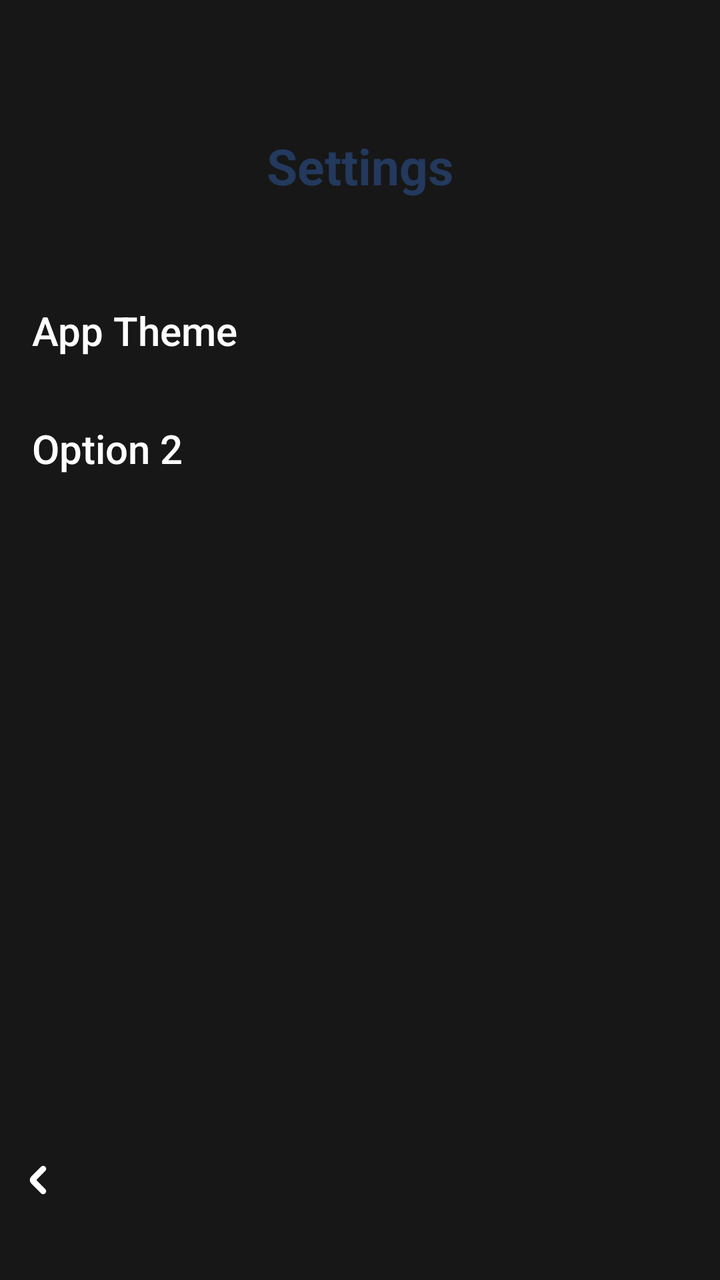
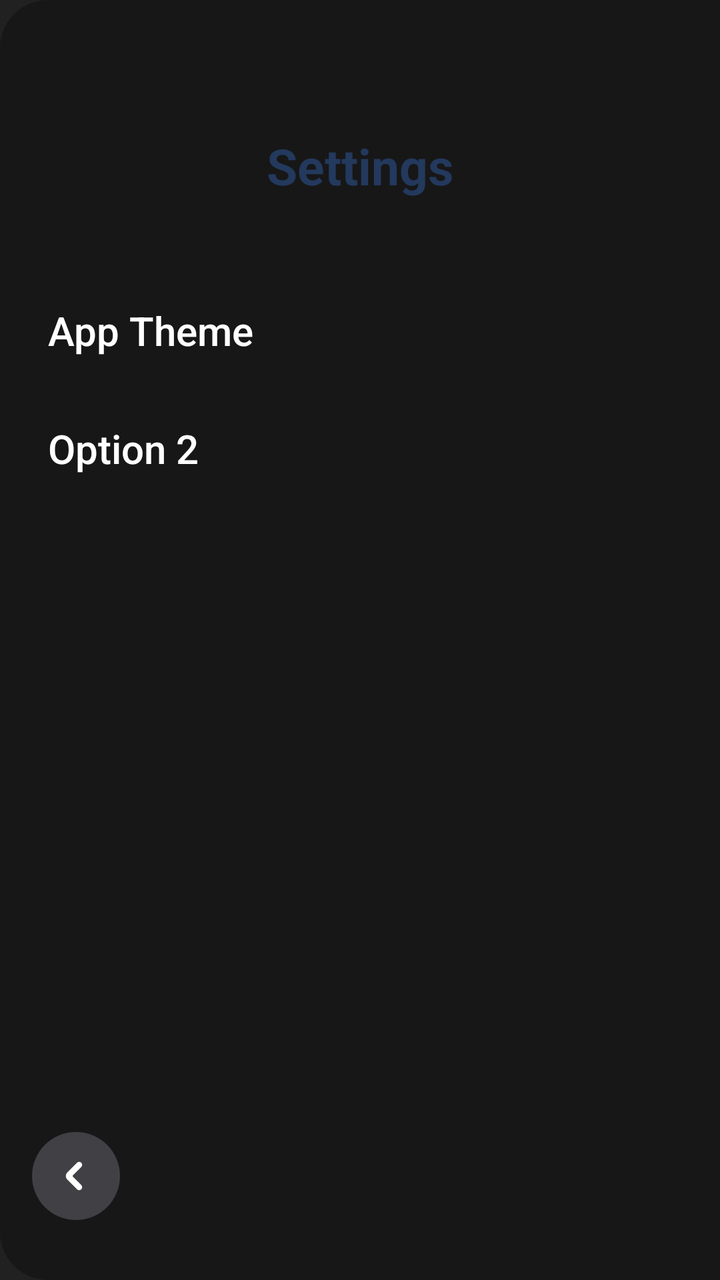

An Android layout rendered at two revisions. The XML below is the earlier revision; the diff shows what the commit changed to produce the second picture.
<!-- AndroidManifest.xml: application theme Theme.GymBro -->
<!-- res/layout/settings.xml -->
<?xml version="1.0" encoding="utf-8"?>
<LinearLayout xmlns:android="http://schemas.android.com/apk/res/android"
    android:id="@+id/settings"
    android:layout_width="match_parent"
    android:layout_height="match_parent"
    android:layout_gravity="end"
    android:orientation="vertical"
    android:background="@color/darkGrey">

    
    <View
        android:layout_width="match_parent"
        android:layout_height="50dp"/>

    <TextView
        android:id="@+id/menu_title"
        style="@style/ProfileMenuTitleStyle"
        android:gravity="center"
        android:text="@string/settings"/>

    <View
        android:layout_width="match_parent"
        android:layout_height="20dp"
        android:background="@color/darkGrey"/>

    

    <Button
        android:id="@+id/settings_option_1"
        style="@style/ProfileMenuItemStyle"
        android:text="App Theme"/>

    <Button
        android:id="@+id/settings_option_2"
        style="@style/ProfileMenuItemStyle"
        android:text="Option 2"/>



    
    <View
        android:layout_width="match_parent"
        android:layout_height="0dp"
        android:layout_weight="1" />

    <ImageButton
        android:id="@+id/backmenuButton"
        android:layout_width="40dp"
        android:layout_height="40dp"
        android:scaleType="centerInside"
        android:padding="8dp"
        android:background="@android:color/transparent"
        android:src="@drawable/back_arrow_icon"/>

    
    <View
        android:layout_width="match_parent"
        android:layout_height="30dp"
        android:background="@color/darkGrey"/>

</LinearLayout>
<!-- resources referenced by this layout -->
<resources>
  <color name="darkGrey">#171717</color>
  <!-- drawable back_arrow_icon (drawable) -->
  <vector xmlns:android="http://schemas.android.com/apk/res/android" android:height="48dp" android:viewportHeight="24" android:viewportWidth="24" android:width="48dp">
        
      <path android:fillColor="#ffffff" android:pathData="M14.289,5.707C13.899,5.317 13.266,5.317 12.875,5.707L7.988,10.599C7.207,11.38 7.208,12.646 7.988,13.427L12.879,18.317C13.269,18.708 13.902,18.708 14.293,18.317C14.684,17.927 14.684,17.294 14.293,16.903L10.107,12.717C9.717,12.327 9.717,11.694 10.107,11.303L14.289,7.121C14.68,6.731 14.68,6.098 14.289,5.707Z" android:strokeColor="#ffffff" android:strokeWidth="1"/>
      
  </vector>
  <string name="settings">Settings</string>
  <style name="ProfileMenuItemStyle">
          <item name="android:layout_width">match_parent</item>
          <item name="android:layout_height">wrap_content</item>
          <item name="android:gravity">start</item>
          <item name="android:background">@android:color/transparent</item>
          <item name="android:textAllCaps">false</item>
          <item name="android:textStyle">normal</item>
          <item name="android:textColor">@color/white</item>
          <item name="android:padding">16dp</item>
          <item name="android:textSize">20sp</item>
      </style>
  <style name="ProfileMenuTitleStyle">
          <item name="android:layout_width">match_parent</item>
          <item name="android:layout_height">wrap_content</item>
          <item name="android:textStyle">bold</item>
          <item name="android:textColor">@color/lightBlue</item>
          <item name="android:padding">16dp</item>
          <item name="android:textSize">25sp</item>
      </style>
  <style name="Theme.GymBro" parent="android:Theme.Material.Light.NoActionBar" />
  <color name="white">#FFFFFF</color>
  <color name="lightBlue">#23395d</color>
</resources>

<!-- the commit's change to res/layout/settings.xml (unified diff, before → after) -->
@@ -5,7 +5,7 @@
     android:layout_height="match_parent"
     android:layout_gravity="end"
     android:orientation="vertical"
-    android:background="@color/darkGrey">
+    android:background="@drawable/drawer_background">
 
     
     <View
@@ -20,8 +20,7 @@
 
     <View
         android:layout_width="match_parent"
-        android:layout_height="20dp"
-        android:background="@color/darkGrey"/>
+        android:layout_height="20dp"/>
 
     
 
@@ -45,17 +44,14 @@
 
     <ImageButton
         android:id="@+id/backmenuButton"
-        android:layout_width="40dp"
-        android:layout_height="40dp"
-        android:scaleType="centerInside"
-        android:padding="8dp"
-        android:background="@android:color/transparent"
+        style="@style/RoundIconButtonStyle"
+        android:layout_marginStart="16dp"
+        android:contentDescription="@string/back"
         android:src="@drawable/back_arrow_icon"/>
 
     
     <View
         android:layout_width="match_parent"
-        android:layout_height="30dp"
-        android:background="@color/darkGrey"/>
+        android:layout_height="30dp"/>
 
 </LinearLayout>
<!-- resource entries referenced after the edit -->
@@ -1,18 +1,46 @@
 <!-- resources referenced by this layout -->
 <resources>
   <color name="darkGrey">#171717</color>
+  <!-- drawable menu_item_background (drawable) -->
+  <?xml version="1.0" encoding="utf-8"?>
+  <ripple xmlns:android="http://schemas.android.com/apk/res/android"
+      android:color="#33FFFFFF">
+  
+      <item android:id="@android:id/mask">
+          <shape android:shape="rectangle">
+              <solid android:color="@color/white"/>
+              <corners android:radius="12dp"/>
+          </shape>
+      </item>
+  
+  </ripple>
   <!-- drawable back_arrow_icon (drawable) -->
   <vector xmlns:android="http://schemas.android.com/apk/res/android" android:height="48dp" android:viewportHeight="24" android:viewportWidth="24" android:width="48dp">
         
       <path android:fillColor="#ffffff" android:pathData="M14.289,5.707C13.899,5.317 13.266,5.317 12.875,5.707L7.988,10.599C7.207,11.38 7.208,12.646 7.988,13.427L12.879,18.317C13.269,18.708 13.902,18.708 14.293,18.317C14.684,17.927 14.684,17.294 14.293,16.903L10.107,12.717C9.717,12.327 9.717,11.694 10.107,11.303L14.289,7.121C14.68,6.731 14.68,6.098 14.289,5.707Z" android:strokeColor="#ffffff" android:strokeWidth="1"/>
       
   </vector>
+  <!-- drawable drawer_background (drawable) -->
+  <?xml version="1.0" encoding="utf-8"?>
+  <shape xmlns:android="http://schemas.android.com/apk/res/android"
+      android:shape="rectangle">
+  
+      <solid android:color="@color/darkGrey"/>
+      <corners
+          android:topLeftRadius="24dp"
+          android:bottomLeftRadius="24dp"/>
+  
+  </shape>
+  <string name="back">Back</string>
   <string name="settings">Settings</string>
   <style name="ProfileMenuItemStyle">
           <item name="android:layout_width">match_parent</item>
           <item name="android:layout_height">wrap_content</item>
+          <item name="android:layout_marginStart">8dp</item>
+          <item name="android:layout_marginEnd">8dp</item>
           <item name="android:gravity">start</item>
-          <item name="android:background">@android:color/transparent</item>
+          <item name="android:background">@drawable/menu_item_background</item>
+          <item name="android:stateListAnimator">@null</item>
           <item name="android:textAllCaps">false</item>
           <item name="android:textStyle">normal</item>
           <item name="android:textColor">@color/white</item>
@@ -27,8 +55,32 @@
           <item name="android:padding">16dp</item>
           <item name="android:textSize">25sp</item>
       </style>
-  <style name="Theme.GymBro" parent="android:Theme.Material.Light.NoActionBar" />
+  <style name="RoundIconButtonStyle">
+          <item name="android:layout_width">44dp</item>
+          <item name="android:layout_height">44dp</item>
+          <item name="android:padding">10dp</item>
+          <item name="android:scaleType">fitCenter</item>
+          <item name="android:background">@drawable/round_icon_button_background</item>
+      </style>
+  <style name="Theme.GymBro" parent="android:Theme.Material.Light.NoActionBar">
+          
+          <item name="android:windowBackground">@color/lightGrey</item>
+      </style>
   <color name="white">#FFFFFF</color>
   <color name="lightBlue">#23395d</color>
+  <!-- drawable round_icon_button_background (drawable) -->
+  <?xml version="1.0" encoding="utf-8"?>
+  <ripple xmlns:android="http://schemas.android.com/apk/res/android"
+      android:color="#40FFFFFF">
+  
+      <item>
+          <shape android:shape="oval">
+              <solid android:color="@color/lighterGrey"/>
+          </shape>
+      </item>
+  
+  </ripple>
+  <color name="lightGrey">#212121</color>
+  <color name="lighterGrey">#404045</color>
 </resources>
 
